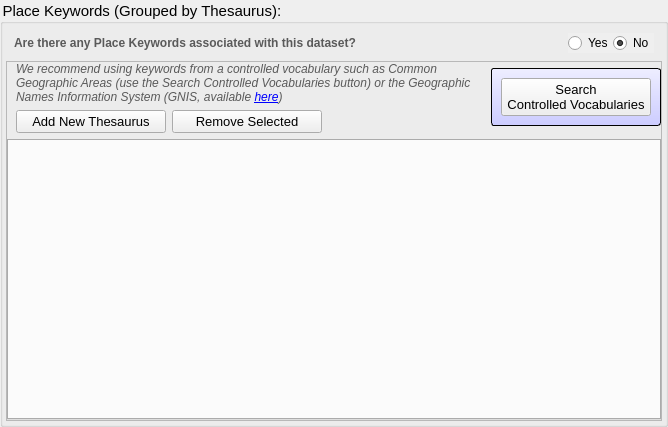
Qt form pymdwizard/gui/ui_files/place_list.ui (DOI-USGS/fort-pymdwizard) before a commit.
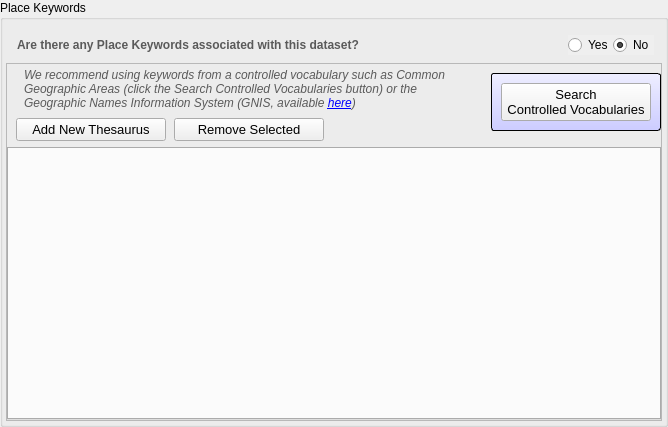
The same form after that commit.

Commit message:
Fix Place Keywords heading style and spacing
The Place Keywords group box had its own "font: 11pt" style that
overrode the bold, larger title used elsewhere, so its heading did not
match "Theme Keywords". Remove the override, and drop "(Grouped by
Thesaurus):" from the title.

Add space under the Keywords, Theme Keywords, and Place Keywords titles
and indent the text beneath them to match the Abstract and Purpose
sections. Add spacing around the Place Keywords recommendation sentence.

The edit to the form file:
```diff
--- a/pymdwizard/gui/ui_files/place_list.ui
+++ b/pymdwizard/gui/ui_files/place_list.ui
@@ -48,11 +48,8 @@
        <verstretch>0</verstretch>
       </sizepolicy>
      </property>
-     <property name="styleSheet">
-      <string notr="true">QGroupBox{ font: 11pt } </string>
-     </property>
      <property name="title">
-      <string>Place Keywords (Grouped by Thesaurus):  </string>
+      <string>Place Keywords</string>
      </property>
      <layout class="QVBoxLayout" name="verticalLayout_9">
       <property name="spacing">
@@ -62,7 +59,7 @@
        <number>3</number>
       </property>
       <property name="topMargin">
-       <number>3</number>
+       <number>9</number>
       </property>
       <property name="rightMargin">
        <number>3</number>
@@ -102,7 +99,7 @@
            <item>
             <layout class="QHBoxLayout" name="horizontalLayout_4">
              <property name="leftMargin">
-              <number>6</number>
+              <number>9</number>
              </property>
              <property name="rightMargin">
               <number>6</number>
@@ -223,8 +220,11 @@
               </sizepolicy>
              </property>
              <layout class="QVBoxLayout" name="verticalLayout">
+              <property name="spacing">
+               <number>8</number>
+              </property>
               <property name="topMargin">
-               <number>0</number>
+               <number>4</number>
               </property>
               <property name="bottomMargin">
                <number>0</number>
@@ -247,7 +247,7 @@
                  </font>
                 </property>
                 <property name="text">
-                 <string>&lt;html&gt;&lt;head/&gt;&lt;body&gt;&lt;p&gt;&lt;span style=&quot; font-style:italic;&quot;&gt;We recommend using keywords from a controlled vocabulary such as Common Geographic Areas (use the Search Controlled Vocabularies button) or the Geographic Names Information System (GNIS, available &lt;a href=&quot;https://edits.nationalmap.gov/apps/gaz-domestic/public/search/names&quot;&gt;here&lt;/a&gt;)&lt;/span&gt;&lt;/p&gt;&lt;/body&gt;&lt;/html&gt;</string>
+                 <string>&lt;html&gt;&lt;head/&gt;&lt;body&gt;&lt;p&gt;&lt;span style=&quot; font-style:italic;&quot;&gt;We recommend using keywords from a controlled vocabulary such as Common Geographic Areas (click the Search Controlled Vocabularies button) or the Geographic Names Information System (GNIS, available &lt;a href=&quot;https://edits.nationalmap.gov/apps/gaz-domestic/public/search/names&quot;&gt;here&lt;/a&gt;)&lt;/span&gt;&lt;/p&gt;&lt;/body&gt;&lt;/html&gt;</string>
                 </property>
                 <property name="textFormat">
                  <enum>Qt::RichText</enum>
@@ -258,6 +258,9 @@
                 <property name="openExternalLinks">
                  <bool>true</bool>
                 </property>
+                <property name="indent">
+                 <number>8</number>
+                </property>
                </widget>
               </item>
               <item>
```
The commit also changes 5 other files.
